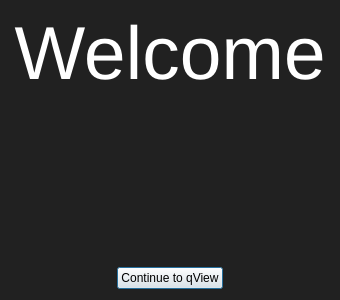
This is src/qvwelcomedialog.ui in jurplel/qView as Qt 5 draws it before an edit. The edited form follows.
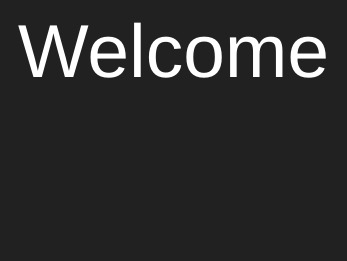
This is the edited form.

Commit message: improved welcome dialog appearance

Diff of the .ui file:
```diff
--- a/src/qvwelcomedialog.ui
+++ b/src/qvwelcomedialog.ui
@@ -9,8 +9,8 @@
    <rect>
     <x>0</x>
     <y>0</y>
-    <width>340</width>
-    <height>300</height>
+    <width>347</width>
+    <height>261</height>
    </rect>
   </property>
   <property name="palette">
@@ -84,6 +84,18 @@
    <bool>false</bool>
   </property>
   <layout class="QVBoxLayout" name="verticalLayout_2">
+   <property name="leftMargin">
+    <number>9</number>
+   </property>
+   <property name="topMargin">
+    <number>9</number>
+   </property>
+   <property name="rightMargin">
+    <number>9</number>
+   </property>
+   <property name="bottomMargin">
+    <number>30</number>
+   </property>
    <item>
     <widget class="QLabel" name="logoLabel">
      <property name="sizePolicy">
@@ -187,6 +199,9 @@
      <property name="alignment">
       <set>Qt::AlignHCenter|Qt::AlignTop</set>
      </property>
+     <property name="margin">
+      <number>10</number>
+     </property>
     </widget>
    </item>
    <item>
@@ -236,29 +251,6 @@
      </property>
     </widget>
    </item>
-   <item>
-    <layout class="QHBoxLayout" name="horizontalLayout">
-     <property name="spacing">
-      <number>0</number>
-     </property>
-     <property name="sizeConstraint">
-      <enum>QLayout::SetDefaultConstraint</enum>
-     </property>
-     <item>
-      <widget class="QPushButton" name="pushButton_2">
-       <property name="sizePolicy">
-        <sizepolicy hsizetype="Fixed" vsizetype="Fixed">
-         <horstretch>0</horstretch>
-         <verstretch>0</verstretch>
-        </sizepolicy>
-       </property>
-       <property name="text">
-        <string>Continue to qView</string>
-       </property>
-      </widget>
-     </item>
-    </layout>
-   </item>
   </layout>
  </widget>
  <resources/>
```
The commit also changes 3 other files.
